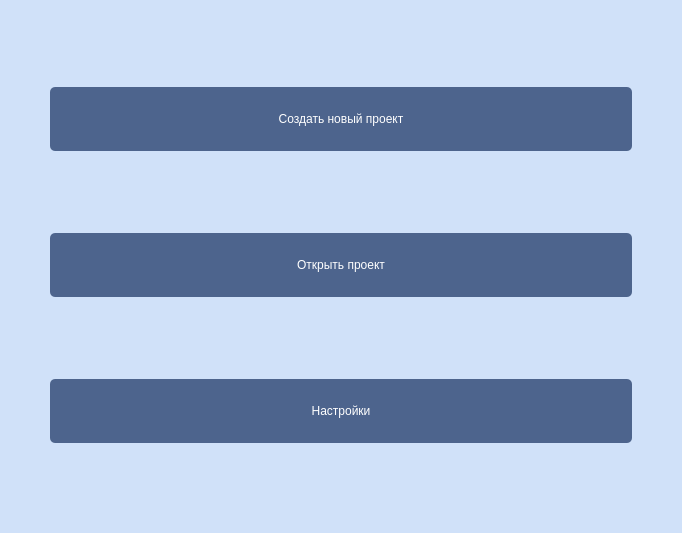
This is resources/ui/StartForm.ui in StellarCampfire/GeoPhoto as Qt 5 draws it before an edit. The edited form follows.
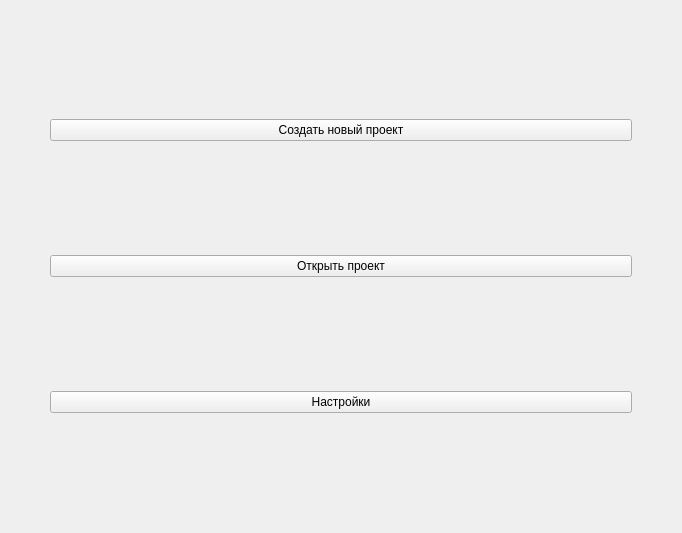
This is the edited form.

```diff
--- a/resources/ui/StartForm.ui
+++ b/resources/ui/StartForm.ui
@@ -14,29 +14,7 @@
    <string>Form</string>
   </property>
   <property name="styleSheet">
-   <string notr="true">QWidget {
-    background-color: rgb(208, 225, 249);
-}
-
-QPushButton {
-    background-color: rgb(77, 100, 141);
-
-    color: white;
-    border-radius: 5px;
-	padding: 25;
-	font: 57 18pt &quot;Sono Medium&quot;;
-}
-
-QPushButton:focus {
-    background-color: rgb(40, 54, 85);
-
-    color: white;
-    border-radius: 5px;
-	padding: 25;
-	font: 57 18pt &quot;Sono Medium&quot;;
-}
-
-</string>
+   <string notr="true"/>
   </property>
   <layout class="QVBoxLayout" name="verticalLayout">
    <property name="leftMargin">
```
